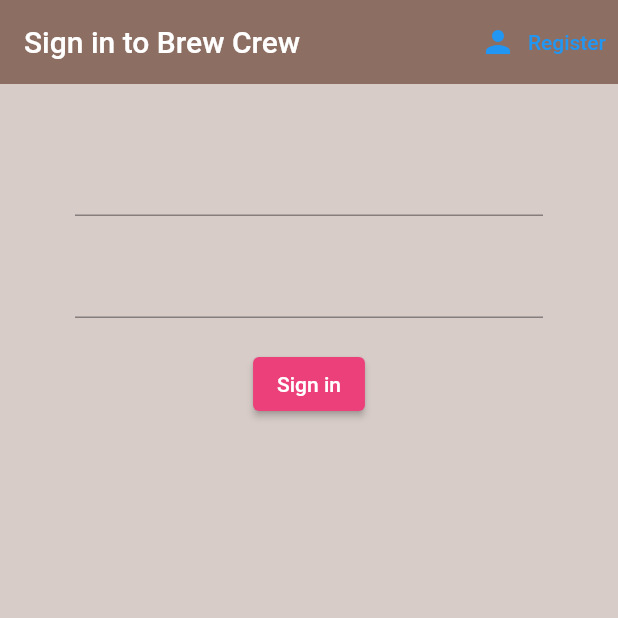
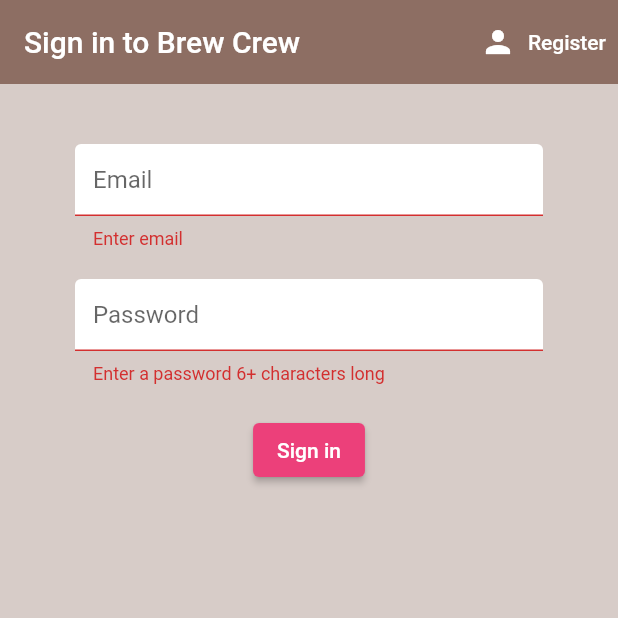
Before and after one commit to flutter-preview/baqirmuhammad-BrewCrew, a Flutter app: the screen it shows after launch, after a tap on "Sign in", on a phone screen of 412 x 824 dp, the top half of it. Run offline on Flutter 3.47's test engine with Material 2 defaults, Android fonts, the light colour scheme and no system bars; our stand-ins replace firebase_auth, firebase_core; accounts and stored records are empty.

Commit message:
text decoration

```diff
--- a/lib/screens/authenticate/sign_in.dart
+++ b/lib/screens/authenticate/sign_in.dart
@@ -1,5 +1,6 @@
 import 'package:brew_crew/services/auth.dart';
 import 'package:flutter/material.dart';
+import 'package:brew_crew/shared/constants.dart';
 
 class SignIn extends StatefulWidget {
   final Function toggleView;
@@ -11,8 +12,10 @@ class SignIn extends StatefulWidget {
 
 class _SignInState extends State<SignIn> {
   final AuthService _auth = AuthService();
+  final _formkey = GlobalKey<FormState>();
   String email = '';
   String password = '';
+  String error = '';
   @override
   Widget build(BuildContext context) {
     return Scaffold(
@@ -23,8 +26,9 @@ class _SignInState extends State<SignIn> {
           title: const Text('Sign in to Brew Crew'),
           actions: <Widget>[
             TextButton.icon(
-              icon: const Icon(Icons.person),
-              label: const Text('Register'),
+              icon: const Icon(Icons.person, color: Colors.white),
+              label:
+                  const Text('Register', style: TextStyle(color: Colors.white)),
               onPressed: () {
                 widget.toggleView();
               },
@@ -35,10 +39,15 @@ class _SignInState extends State<SignIn> {
             padding:
                 const EdgeInsets.symmetric(vertical: 20.0, horizontal: 50.0),
             child: Form(
+                key: _formkey,
                 child: Column(
                   children: <Widget>[
                     const SizedBox(height: 20.0),
-                TextFormField(onChanged: (val) {
+                    TextFormField(
+                        validator: (val) => val!.isEmpty ? 'Enter email' : null,
+                        decoration:
+                            textInputDecoration.copyWith(hintText: 'Email'),
+                        onChanged: (val) {
                           setState(() {
                             email = val;
                           });
@@ -46,6 +55,11 @@ class _SignInState extends State<SignIn> {
                     const SizedBox(height: 20.0),
                     TextFormField(
                         obscureText: true,
+                        decoration:
+                            textInputDecoration.copyWith(hintText: 'Password'),
+                        validator: (val) => val!.length < 6
+                            ? 'Enter a password 6+ characters long'
+                            : null,
                         onChanged: (val) {
                           setState(() {
                             password = val;
@@ -61,9 +75,22 @@ class _SignInState extends State<SignIn> {
                           style: TextStyle(color: Colors.white),
                         ),
                         onPressed: () async {
-                      print(email);
-                      print(password);
+                          if (_formkey.currentState!.validate()) {
+                            dynamic result = await _auth
+                                .signInWithEmailAndPassword(email, password);
+                            if (result == null) {
+                              setState(() {
+                                error =
+                                    'Could not sign in with those credentials';
+                              });
+                            }
+                          }
                         }),
+                    const SizedBox(height: 12.0),
+                    Text(
+                      error,
+                      style: const TextStyle(color: Colors.red, fontSize: 14.0),
+                    )
                   ],
                 ))));
   }
--- a/lib/screens/home/home.dart
+++ b/lib/screens/home/home.dart
@@ -14,8 +14,8 @@ class Home extends StatelessWidget {
         elevation: 0.0,
         actions: <Widget>[
           TextButton.icon(
-            icon: Icon(Icons.person),
-            label: Text('Logout'),
+            icon: Icon(Icons.person, color: Colors.white),
+            label: Text('Logout', style: TextStyle(color: Colors.white)),
             onPressed: () async {
               await _auth.signOut();
             },
--- a/lib/services/auth.dart
+++ b/lib/services/auth.dart
@@ -5,13 +5,13 @@ class AuthService {
   final FirebaseAuth _auth = FirebaseAuth.instance;
 
   //create user obj based on firebase user
-  CustomUser? _userfromUser(User? user) {
+  CustomUser? _userFromUser(User? user) {
     return user != null ? CustomUser(uid: user.uid) : null;
   }
 
   //auth change user stream
   Stream<CustomUser?> get user {
-    return _auth.authStateChanges().map(_userfromUser);
+    return _auth.authStateChanges().map(_userFromUser);
   }
 
   //sign in anon
@@ -20,15 +20,38 @@ class AuthService {
       UserCredential result = await _auth.signInAnonymously();
       // ignore: unused_local_variable
       User? user = result.user;
-      return _userfromUser(user);
+      return _userFromUser(user);
     } catch (e) {
       print(e.toString());
       return null;
     }
   }
+
   //sign in with email
+  Future signInWithEmailAndPassword(String email, String password) async {
+    try {
+      UserCredential result = await _auth.signInWithEmailAndPassword(
+          email: email, password: password);
+      User? user = result.user;
+      return _userFromUser(user);
+    } catch (e) {
+      print(e.toString());
+      return null;
+    }
+  }
 
   //register
+  Future registerWithEmailAndPassword(String email, String password) async {
+    try {
+      UserCredential result = await _auth.createUserWithEmailAndPassword(
+          email: email, password: password);
+      User? user = result.user;
+      return _userFromUser(user);
+    } catch (e) {
+      print(e.toString());
+      return null;
+    }
+  }
 
   //sign out
   Future signOut() async {
--- /dev/null
+++ b/lib/shared/constants.dart
@@ -0,0 +1,9 @@
+import 'package:flutter/material.dart';
+
+const textInputDecoration = InputDecoration(
+    fillColor: Colors.white,
+    filled: true,
+    enabledBorder: OutlineInputBorder(
+        borderSide: BorderSide(color: Colors.white, width: 2.0)),
+    focusedBorder: OutlineInputBorder(
+        borderSide: BorderSide(color: Colors.pink, width: 2.0)));
```
Also changed, not shown: lib/screens/authenticate/register.dart (+31 -6 lines). Lines whose indentation alone changed are shown as unchanged.
